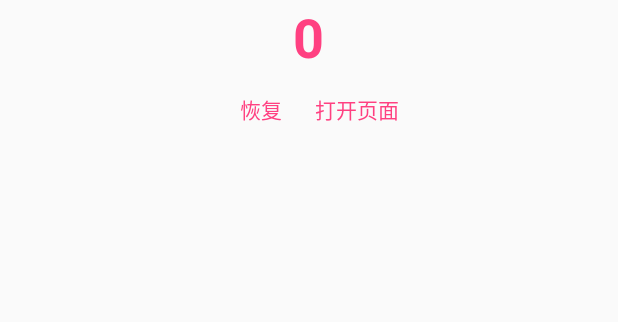
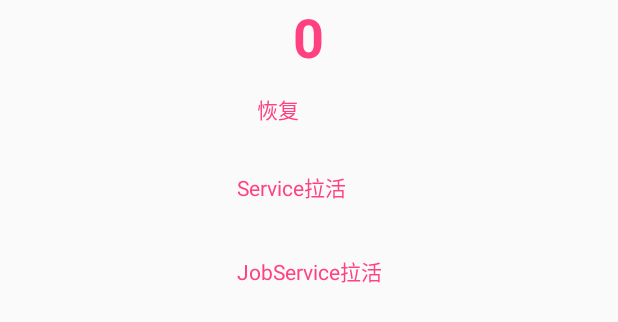
Before and after one commit to EricStark/widget, an Android app: the layout app_widget.xml on its own in the app's theme, with its tools: preview values and no code run, on a phone screen of 412 x 824 dp. Shown: the top 322 px of the screen. Run offline under Robolectric (Android 15) with nearby library versions, the phone set to English and light mode, and no system bars.

Commit message:
add jobservice

```diff
--- a/app/src/main/res/layout/app_widget.xml
+++ b/app/src/main/res/layout/app_widget.xml
@@ -17,24 +17,33 @@
     <LinearLayout
         android:layout_width="wrap_content"
         android:layout_height="wrap_content"
-        android:orientation="horizontal">
+        android:orientation="vertical">
 
         <Button
             android:id="@+id/widget_btn_reset"
             style="@style/Widget.AppCompat.Toolbar.Button.Navigation"
             android:layout_width="wrap_content"
             android:layout_height="wrap_content"
-            android:textColor="@color/colorAccent"
-            android:text="恢复" />
+            android:text="恢复"
+            android:textColor="@color/colorAccent" />
 
         <Button
             android:id="@+id/widget_btn_open"
-            android:textColor="@color/colorAccent"
             style="@style/Widget.AppCompat.Toolbar.Button.Navigation"
             android:layout_width="wrap_content"
             android:layout_height="wrap_content"
-            android:layout_marginLeft="8dp"
-            android:text="打开页面" />
+            android:layout_marginTop="4dp"
+            android:text="Service拉活"
+            android:textColor="@color/colorAccent" />
+
+        <Button
+            android:id="@+id/widget_btn_restart"
+            style="@style/Widget.AppCompat.Toolbar.Button.Navigation"
+            android:layout_width="wrap_content"
+            android:layout_height="wrap_content"
+            android:layout_marginTop="8dp"
+            android:text="JobService拉活"
+            android:textColor="@color/colorAccent" />
 
     </LinearLayout>
 
```
Also changed, not shown: app/src/main/AndroidManifest.xml (+6 -2 lines), app/src/main/java/com/lyl/widget/MainActivity.java (+10 -4 lines), app/src/main/java/com/lyl/widget/service/MyJobService.java (added, +100 -0 lines), app/src/main/java/com/lyl/widget/service/WidgetService.java (renamed from app/src/main/java/com/lyl/widget/WidgetService.java, +4 -5 lines), app/src/main/java/com/lyl/widget/widget/WidgetProvider.java (renamed from app/src/main/java/com/lyl/widget/WidgetProvider.java, +39 -12 lines).
